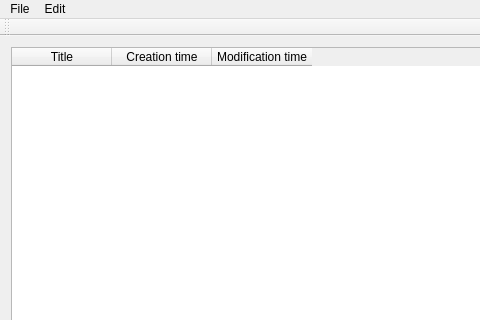
The window that gnudo-cpp-ui-qt/mainwindow.ui (matteoalessiocarrara/GNUDO-cpp-ui-qt) describes before a commit, drawn with Qt 5; both pictures show x 0 to 480 and y 0 to 320 of the 639 by 486 pixel window.
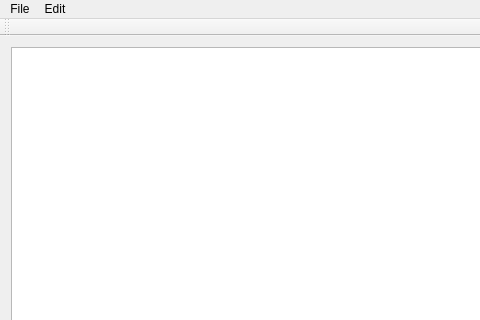
The same window after the commit.

Commit message: Interfaccia quasi completata per l'alpha 1 (todo list minimale)

Diff of the .ui file:
```diff
--- a/gnudo-cpp-ui-qt/mainwindow.ui
+++ b/gnudo-cpp-ui-qt/mainwindow.ui
@@ -27,16 +27,16 @@
        <enum>QAbstractItemView::SelectRows</enum>
       </property>
       <attribute name="horizontalHeaderVisible">
-       <bool>true</bool>
+       <bool>false</bool>
       </attribute>
       <attribute name="horizontalHeaderShowSortIndicator" stdset="0">
        <bool>false</bool>
       </attribute>
       <attribute name="horizontalHeaderStretchLastSection">
-       <bool>false</bool>
+       <bool>true</bool>
       </attribute>
       <attribute name="verticalHeaderVisible">
-       <bool>true</bool>
+       <bool>false</bool>
       </attribute>
       <column>
        <property name="text">
```
Left out of the diff: 24 changed lines with no effect on the pictures. The commit also changes 6 other files.
